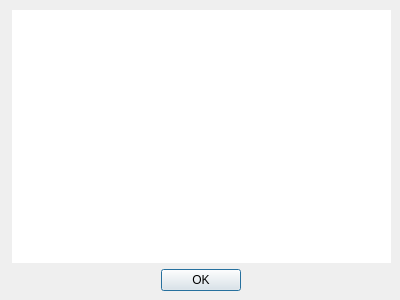
Qt form about_help.ui (GithinGeorge2k1/CO_MIPS_SIMULATOR) before a commit.
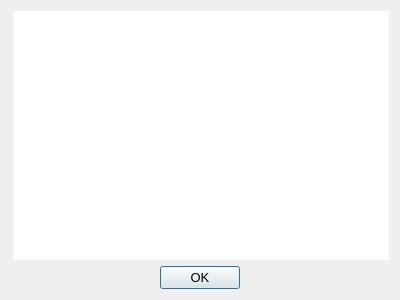
The same form after that commit.

Commit message: cant fix yet

What changed in the file:
```diff
--- a/about_help.ui
+++ b/about_help.ui
@@ -10,6 +10,12 @@
     <height>300</height>
    </rect>
   </property>
+  <property name="font">
+   <font>
+    <pointsize>10</pointsize>
+    <kerning>false</kerning>
+   </font>
+  </property>
   <property name="windowTitle">
    <string>Dialog</string>
   </property>
@@ -26,15 +32,8 @@
 }
 </string>
   </property>
-  <widget class="QWidget" name="">
-   <property name="geometry">
-    <rect>
-     <x>10</x>
-     <y>10</y>
-     <width>381</width>
-     <height>281</height>
-    </rect>
-   </property>
+  <layout class="QHBoxLayout" name="horizontalLayout_2">
+   <item>
    <layout class="QVBoxLayout" name="verticalLayout">
     <item>
      <widget class="QTextBrowser" name="textBrowser">
@@ -84,7 +83,8 @@
      </layout>
     </item>
    </layout>
-  </widget>
+   </item>
+  </layout>
  </widget>
  <resources/>
  <connections/>
```
Left out of the diff: 2 changed lines with no effect on the pictures. Lines whose indentation alone changed are shown as unchanged. The commit also changes 2 other files.
